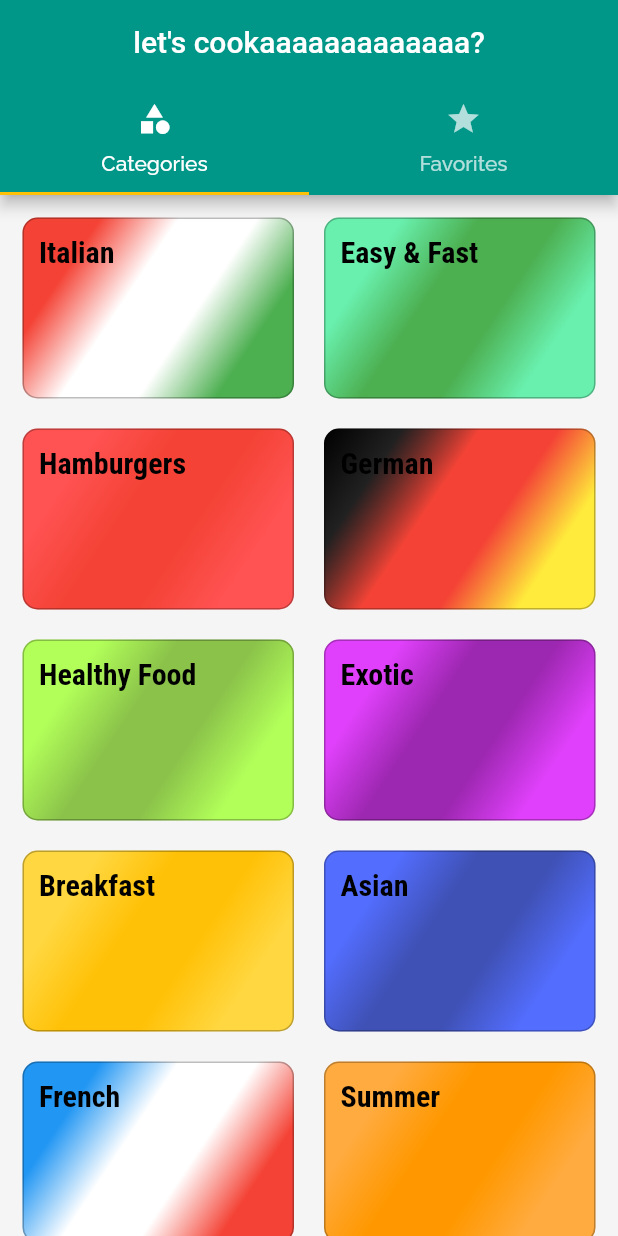
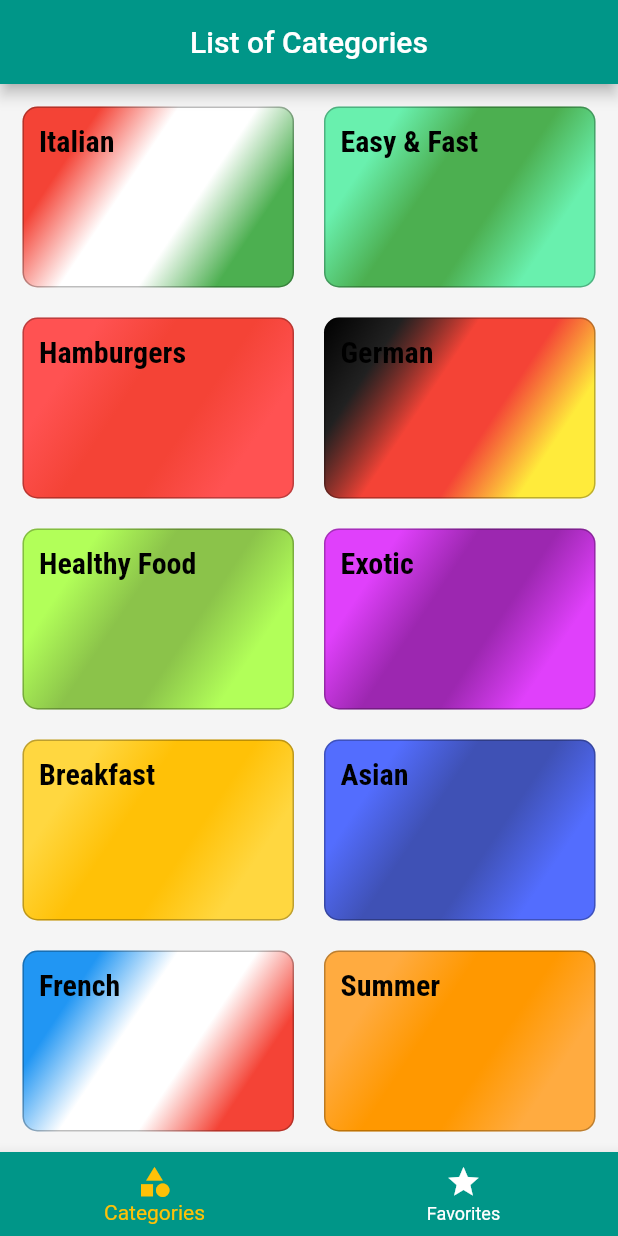
Before and after one commit to Luis020-hub/Refeicoes, a Flutter app: the screen it shows after launch, on a phone screen of 412 x 824 dp. Run offline on Flutter 3.47's test engine with Material 2 defaults, Android fonts, the phone set to English and light mode, and no system bars.

Commit message:
08/02/2023
- Transição da barra favorita para a parte de baixo.

```diff
--- a/lib/screens/tabs_screens.dart
+++ b/lib/screens/tabs_screens.dart
@@ -2,31 +2,54 @@ import 'package:flutter/material.dart';
 import 'category_screen.dart';
 import 'favorite_screen.dart';
 
-class TabsScreen extends StatelessWidget {
+class TabsScreen extends StatefulWidget {
   const TabsScreen({super.key});
 
   @override
+  State<TabsScreen> createState() => _TabsScreenState();
+}
+
+class _TabsScreenState extends State<TabsScreen> {
+  int _selectedScreenIndex = 0;
+
+  final List<Map<String, Object>> _screens = [
+    {'title': 'List of Categories', 'screen': const CategoriesScreen()},
+    {'title': 'My Favorite', 'screen': const FavoriteScreen()},
+  ];
+
+  _selectScreen(int index) {
+    setState(() {
+      _selectedScreenIndex = index;
+    });
+  }
+
+  @override
   Widget build(BuildContext context) {
-    return DefaultTabController(
-      length: 2,
-      child: Scaffold(
-        appBar: AppBar(
-          centerTitle: true,
-          title: const Text("let's cookaaaaaaaaaaaaa?"),
-          bottom: const TabBar(
-            tabs: [
-              Tab(icon: Icon(Icons.category), text: 'Categories'),
-              Tab(icon: Icon(Icons.star), text: 'Favorites')
-            ],
-          ),
-        ),
-        body: const TabBarView(
-          children: [
-            CategoriesScreen(),
-            FavoriteScreen(),
-          ],
+    return Scaffold(
+      appBar: AppBar(
+        centerTitle: true,
+        title: Text(
+          _screens[_selectedScreenIndex]['title'] as String,
         ),
       ),
+      body: _screens[_selectedScreenIndex]['screen'] as Widget,
+      bottomNavigationBar: BottomNavigationBar(
+          onTap: _selectScreen,
+          backgroundColor: Theme.of(context).colorScheme.primary,
+          unselectedItemColor: Colors.white,
+          selectedItemColor: Theme.of(context).colorScheme.secondary,
+          currentIndex: _selectedScreenIndex,
+          type: BottomNavigationBarType.fixed,
+          items: const [
+            BottomNavigationBarItem(
+              icon: Icon(Icons.category),
+              label: 'Categories',
+            ),
+            BottomNavigationBarItem(
+              icon: Icon(Icons.star),
+              label: 'Favorites',
+            ),
+          ]),
     );
   }
 }
```
